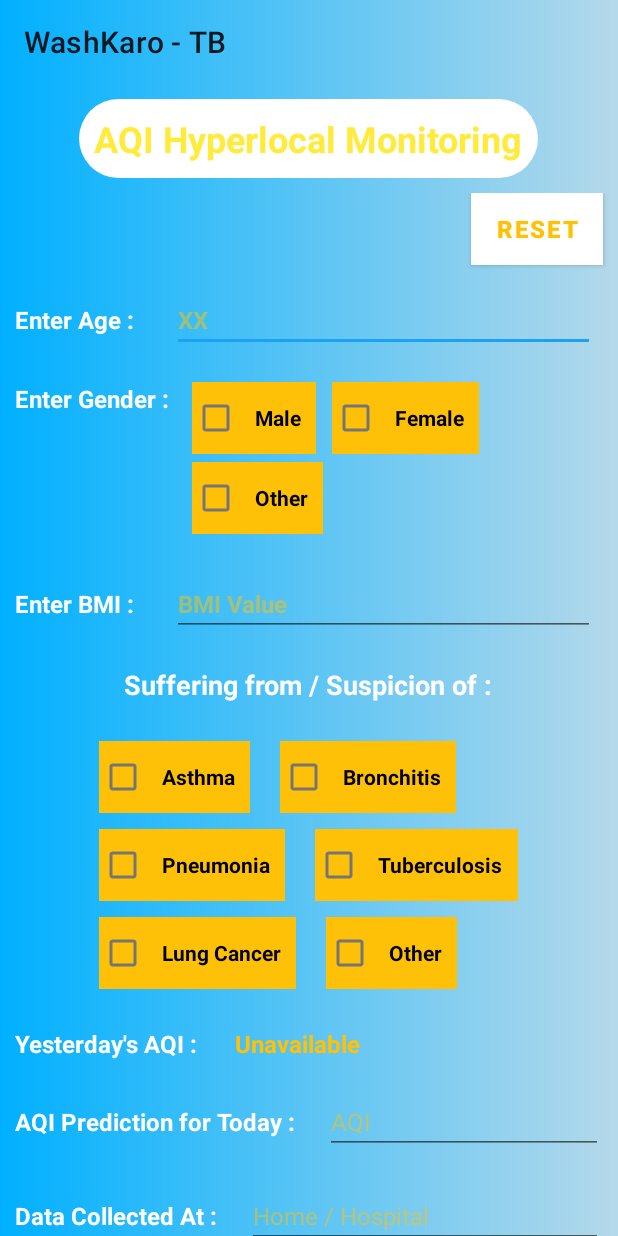
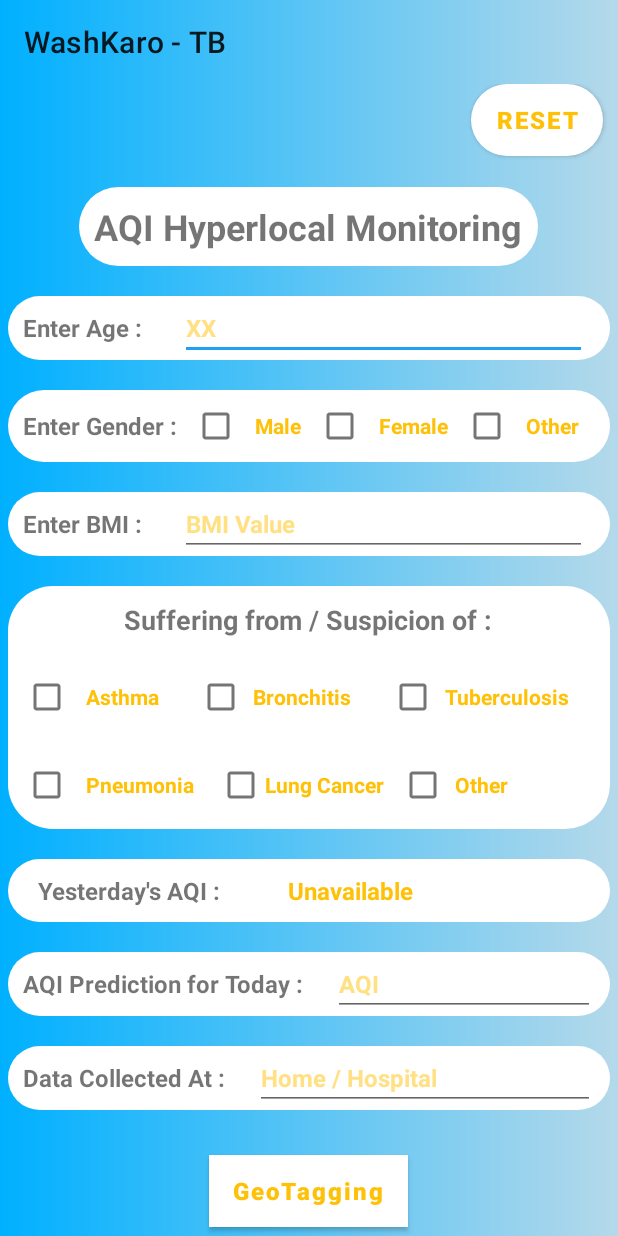
Before and after one commit to pradeep20036/WashKaroApplication, an Android app: the aqi_activity screen opened directly, with no data from a screen before it, on a phone screen of 412 x 824 dp. Run offline under Robolectric (Android 15) with nearby library versions, the phone set to English and light mode, and no system bars; our stand-ins replace Firebase (no records; nobody signed in at launch, a user with empty details on screens opened directly).

Commit message:
aqi_changed

```diff
--- a/app/src/main/res/layout/aqi_activity.xml
+++ b/app/src/main/res/layout/aqi_activity.xml
@@ -13,18 +13,20 @@
         android:layout_width="match_parent"
         android:layout_height="wrap_content">
 
-        <TextView
-            android:id="@+id/headText"
+        <Button
+            android:id="@+id/resetButton"
             android:layout_width="wrap_content"
             android:layout_height="wrap_content"
-            android:layout_centerHorizontal="true"
-            android:layout_marginVertical="10dp"
-            android:text="@string/aqi_hyperlocal_title"
-            android:textColor="#FFEB3B"
-            android:padding="10dp"
+            android:layout_marginBottom="5dp"
             android:background="@drawable/round_corner"
-            android:textSize="24sp"
-            android:textStyle="bold"/>
+
+            android:text="@string/reset"
+            android:textColor="#FFC107"
+            android:textSize="16sp"
+            android:textStyle="bold"
+            android:layout_marginEnd="10dp"
+            android:layout_alignParentEnd="true"/>
+
 
     </RelativeLayout>
 
@@ -36,24 +38,24 @@
         <LinearLayout
             android:layout_width="match_parent"
             android:layout_height="match_parent"
+            android:layout_margin="5dp"
             android:orientation="vertical">
 
             <RelativeLayout
                 android:layout_width="match_parent"
                 android:layout_height="wrap_content">
 
-                <Button
-                    android:id="@+id/resetButton"
+                <TextView
+                    android:id="@+id/headText"
                     android:layout_width="wrap_content"
                     android:layout_height="wrap_content"
-                    android:layout_marginBottom="5dp"
-                    android:background="@color/blackcolor"
-                    android:text="@string/reset"
-                    android:textColor="#FFC107"
-                    android:textSize="16sp"
-                    android:textStyle="bold"
-                    android:layout_marginEnd="10dp"
-                    android:layout_alignParentEnd="true"/>
+                    android:layout_centerHorizontal="true"
+                    android:layout_marginVertical="10dp"
+                    android:text="@string/aqi_hyperlocal_title"
+                    android:padding="10dp"
+                    android:background="@drawable/round_corner"
+                    android:textSize="24sp"
+                    android:textStyle="bold"/>
 
             </RelativeLayout>
 
@@ -61,6 +63,7 @@
                 android:layout_width="match_parent"
                 android:layout_height="wrap_content"
                 android:orientation="horizontal"
+                android:background="@drawable/round_corner"
                 android:layout_marginVertical="10dp">
 
                 <RelativeLayout
@@ -74,7 +77,7 @@
                         android:layout_marginHorizontal="10dp"
                         android:layout_centerVertical="true"
                         android:text="@string/enter_age"
-                        android:textColor="#FFFFFF"
+
                         android:textSize="16sp"
                         android:textStyle="bold"/>
 
@@ -100,6 +103,7 @@
                 android:layout_width="match_parent"
                 android:layout_height="wrap_content"
                 android:orientation="horizontal"
+                android:background="@drawable/round_corner"
                 android:layout_marginVertical="10dp">
 
                 <RelativeLayout
@@ -109,23 +113,22 @@
                     <TextView
                         android:id="@+id/textView4"
                         android:layout_width="wrap_content"
-                        android:layout_height="wrap_content"
+                        android:layout_height="match_parent"
                         android:layout_marginHorizontal="10dp"
                         android:text="@string/enter_gender"
-                        android:textColor="#FFFFFF"
+                        android:layout_centerVertical="true"
                         android:textSize="16sp"
-                        android:textStyle="bold"/>
+                        android:textStyle="bold" />
 
                     <CheckBox
                         android:id="@+id/maleCheck"
                         android:layout_width="wrap_content"
                         android:layout_height="wrap_content"
                         android:layout_toRightOf="@id/textView4"
-                        android:layout_marginHorizontal="5dp"
                         android:paddingHorizontal="10dp"
-                        android:background="#FFC107"
+
                         android:text="@string/male"
-                        android:textColor="#000000"
+                        android:textColor="#FFC107"
                         android:textSize="14sp"
                         android:textStyle="bold"/>
 
@@ -134,11 +137,10 @@
                         android:layout_width="wrap_content"
                         android:layout_height="wrap_content"
                         android:layout_toRightOf="@id/maleCheck"
-                        android:layout_marginHorizontal="5dp"
                         android:paddingHorizontal="10dp"
-                        android:background="#FFC107"
+
                         android:text="@string/female"
-                        android:textColor="#000000"
+                        android:textColor="#FFC107"
                         android:textSize="14sp"
                         android:textStyle="bold"/>
 
@@ -146,12 +148,12 @@
                         android:id="@+id/otherGenderCheck"
                         android:layout_width="wrap_content"
                         android:layout_height="wrap_content"
+                        android:layout_toRightOf="@id/femaleCheck"
+
                         android:paddingHorizontal="10dp"
-                        android:layout_alignLeft="@id/maleCheck"
-                        android:layout_below="@id/maleCheck"
-                        android:layout_marginVertical="5dp"
-                        android:background="#FFC107"
+
                         android:text="@string/other"
+                        android:textColor="#FFC107"
                         android:textSize="14sp"
                         android:textStyle="bold"/>
 
@@ -163,6 +165,7 @@
                 android:layout_width="match_parent"
                 android:layout_height="wrap_content"
                 android:orientation="horizontal"
+                android:background="@drawable/round_corner"
                 android:layout_marginVertical="10dp">
 
                 <RelativeLayout
@@ -176,7 +179,7 @@
                         android:layout_marginHorizontal="10dp"
                         android:layout_centerVertical="true"
                         android:text="@string/enter_bmi"
-                        android:textColor="#FFFFFF"
+
                         android:textSize="16sp"
                         android:textStyle="bold"/>
 
@@ -198,6 +201,12 @@
 
             </LinearLayout>
 
+            <LinearLayout
+                android:layout_width="match_parent"
+                android:layout_height="wrap_content"
+                android:background="@drawable/round_corner"
+                android:layout_marginVertical="10dp"
+                android:orientation="vertical">
             <TextView
                 android:id="@+id/textView3"
                 android:layout_width="wrap_content"
@@ -205,7 +214,6 @@
                 android:layout_gravity="center_horizontal"
                 android:layout_marginVertical="10dp"
                 android:text="@string/suffering_from"
-                android:textColor="#FFFFFF"
                 android:textSize="18sp"
                 android:textStyle="bold" />
 
@@ -213,24 +221,25 @@
                 android:layout_width="match_parent"
                 android:layout_height="wrap_content"
                 android:orientation="horizontal"
-                android:layout_marginVertical="10dp">
+
+              >
 
                 <RelativeLayout
                     android:layout_width="match_parent"
                     android:layout_height="wrap_content"
-                    android:gravity="center_horizontal">
+                    >
 
                     <CheckBox
                         android:id="@+id/asthmaCheck"
                         android:layout_width="wrap_content"
                         android:layout_height="wrap_content"
                         android:layout_marginHorizontal="10dp"
-                        android:paddingHorizontal="10dp"
+                        android:paddingLeft="10dp"
+                        android:paddingRight="5dp"
                         android:layout_marginVertical="5dp"
-                        android:background="#FFC107"
                         android:includeFontPadding="true"
                         android:text="@string/asthma"
-                        android:textColor="#000000"
+                        android:textColor="#FFC107"
                         android:textSize="14sp"
                         android:textStyle="bold" />
 
@@ -241,11 +250,10 @@
                         android:layout_toRightOf="@id/asthmaCheck"
                         android:layout_marginHorizontal="10dp"
                         android:layout_marginVertical="5dp"
-                        android:paddingHorizontal="10dp"
-                        android:background="#FFC107"
+                        android:paddingHorizontal="5dp"
                         android:includeFontPadding="true"
                         android:text="@string/bronchitis"
-                        android:textColor="#000000"
+                        android:textColor="#FFC107"
                         android:textSize="14sp"
                         android:textStyle="bold" />
 
@@ -256,12 +264,12 @@
                         android:layout_below="@id/asthmaCheck"
                         android:layout_alignLeft="@id/asthmaCheck"
                         android:layout_marginRight="10dp"
-                        android:paddingHorizontal="10dp"
+                        android:paddingLeft="10dp"
+                        android:paddingRight="5dp"
                         android:layout_marginVertical="5dp"
-                        android:background="#FFC107"
                         android:includeFontPadding="true"
                         android:text="@string/pneumonia"
-                        android:textColor="#000000"
+                        android:textColor="#FFC107"
                         android:textSize="14sp"
                         android:textStyle="bold"/>
 
@@ -269,29 +277,26 @@
                         android:id="@+id/tbCheck"
                         android:layout_width="wrap_content"
                         android:layout_height="wrap_content"
-                        android:layout_below="@id/bronchitisCheck"
-                        android:layout_toRightOf="@id/pneumoniaCheck"
                         android:layout_marginHorizontal="10dp"
-                        android:paddingHorizontal="10dp"
                         android:layout_marginVertical="5dp"
-                        android:background="#FFC107"
+                        android:layout_marginLeft="130dp"
+                        android:layout_toRightOf="@id/bronchitisCheck"
+                        android:paddingHorizontal="5dp"
                         android:text="@string/tuberculosis"
-                        android:textColor="#000000"
+                        android:textColor="#FFC107"
                         android:textSize="14sp"
-                        android:textStyle="bold"/>
+                        android:textStyle="bold" />
 
                     <CheckBox
                         android:id="@+id/lungCancerCheck"
                         android:layout_width="wrap_content"
                         android:layout_height="wrap_content"
-                        android:layout_below="@id/pneumoniaCheck"
-                        android:layout_alignLeft="@id/pneumoniaCheck"
-                        android:paddingHorizontal="10dp"
+                        android:layout_below="@id/asthmaCheck"
+                        android:layout_toRightOf="@id/pneumoniaCheck"
                         android:layout_marginRight="10dp"
                         android:layout_marginVertical="5dp"
-                        android:background="#FFC107"
                         android:text="@string/lung_cancer"
-                        android:textColor="#000000"
+                        android:textColor="#FFC107"
                         android:textSize="14sp"
                         android:textStyle="bold"/>
 
@@ -299,25 +304,27 @@
                         android:id="@+id/otherRespCheck"
                         android:layout_width="wrap_content"
                         android:layout_height="wrap_content"
-                        android:layout_below="@id/pneumoniaCheck"
+                        android:layout_below="@id/asthmaCheck"
                         android:layout_toRightOf="@id/lungCancerCheck"
-                        android:layout_marginHorizontal="10dp"
-                        android:paddingHorizontal="10dp"
+
+                        android:paddingHorizontal="5dp"
                         android:layout_marginVertical="5dp"
-                        android:background="#FFC107"
                         android:text="@string/other"
-                        android:textColor="#000000"
+                        android:textColor="#FFC107"
                         android:textSize="14sp"
                         android:textStyle="bold"/>
 
                 </RelativeLayout>
 
             </LinearLayout>
+            </LinearLayout>
+
 
             <LinearLayout
                 android:layout_width="match_parent"
                 android:layout_height="wrap_content"
                 android:orientation="horizontal"
+                android:background="@drawable/round_corner"
                 android:layout_marginVertical="10dp">
 
                 <RelativeLayout
@@ -330,8 +337,8 @@
                         android:layout_height="wrap_content"
                         android:layout_marginHorizontal="10dp"
                         android:layout_centerVertical="true"
+                        android:padding="10dp"
                         android:text="@string/yesterday_aqi"
-                        android:textColor="#FFFFFF"
                         android:textSize="16sp"
                         android:textStyle="bold"/>
 
@@ -343,6 +350,7 @@
                         android:layout_alignParentEnd="true"
                         android:layout_marginHorizontal="15dp"
                         android:text="@string/unavailable"
+                        android:padding="10dp"
                         android:textAllCaps="false"
                         android:textColor="#FFC107"
                         android:textSize="16sp"
@@ -356,6 +364,7 @@
                 android:layout_width="match_parent"
                 android:layout_height="wrap_content"
                 android:orientation="horizontal"
+                android:background="@drawable/round_corner"
                 android:layout_marginVertical="10dp">
 
                 <RelativeLayout
@@ -369,7 +378,6 @@
                         android:layout_marginHorizontal="10dp"
                         android:layout_centerVertical="true"
                         android:text="@string/aqi_prediction_today"
-                        android:textColor="#FFFFFF"
                         android:textSize="16sp"
                         android:textStyle="bold" />
 
@@ -384,7 +392,8 @@
                         android:textSize="16sp"
                         android:inputType="number"
                         android:textColor="#FFC107"
-                        android:textColorHint="#80FFC107" />
+                        android:textColorHint="#80FFC107"
+                        android:textStyle="bold"/>
 
                 </RelativeLayout>
 
@@ -394,6 +403,7 @@
                 android:layout_width="match_parent"
                 android:layout_height="wrap_content"
                 android:orientation="horizontal"
+                android:background="@drawable/round_corner"
                 android:layout_marginVertical="10dp">
 
                 <RelativeLayout
@@ -407,7 +417,6 @@
                         android:layout_marginHorizontal="10dp"
                         android:layout_centerVertical="true"
                         android:text="@string/data_collected_at"
-                        android:textColor="#FFFFFF"
                         android:textSize="16sp"
                         android:textStyle="bold" />
 
@@ -422,6 +431,7 @@
                         android:textSize="16sp"
                         android:inputType="textPersonName"
                         android:textColor="#FFC107"
+                        android:textStyle="bold"
                         android:textColorHint="#80FFC107"/>
 
                 </RelativeLayout>
@@ -437,7 +447,8 @@
                 android:background="#00BCD4"
                 android:text="@string/geotagging"
                 android:textAllCaps="false"
-                android:textColor="@color/app_blue"
+
+                android:textColor="#FFC107"
                 android:textSize="16sp"
                 android:textStyle="bold" />
 
```
